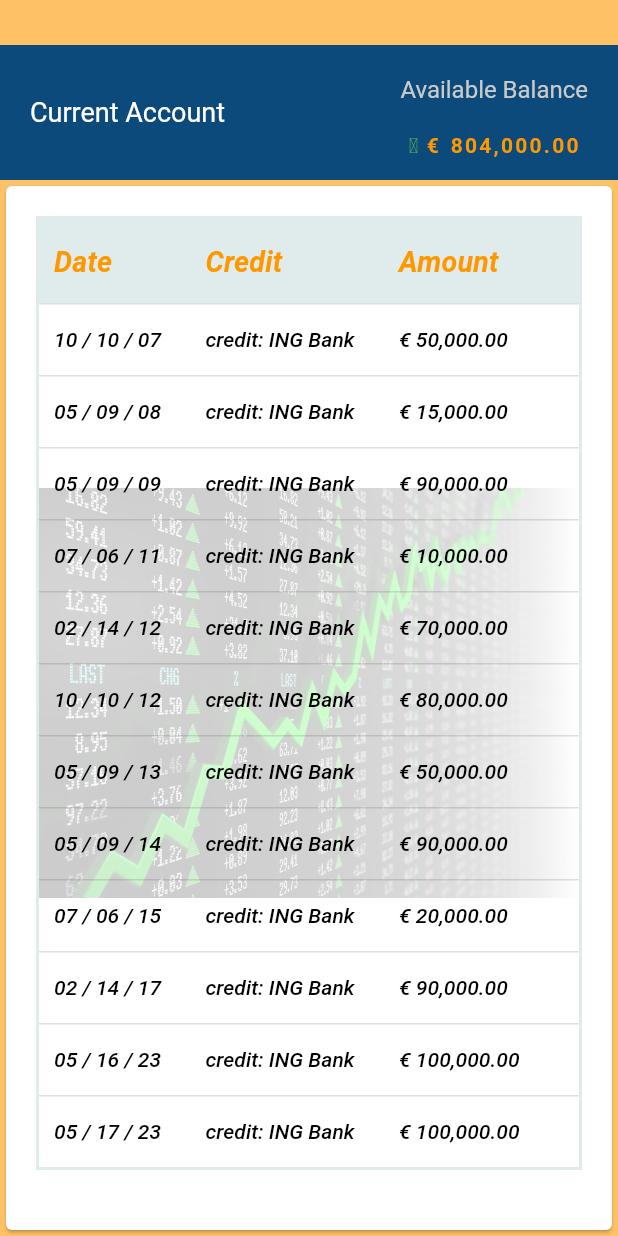
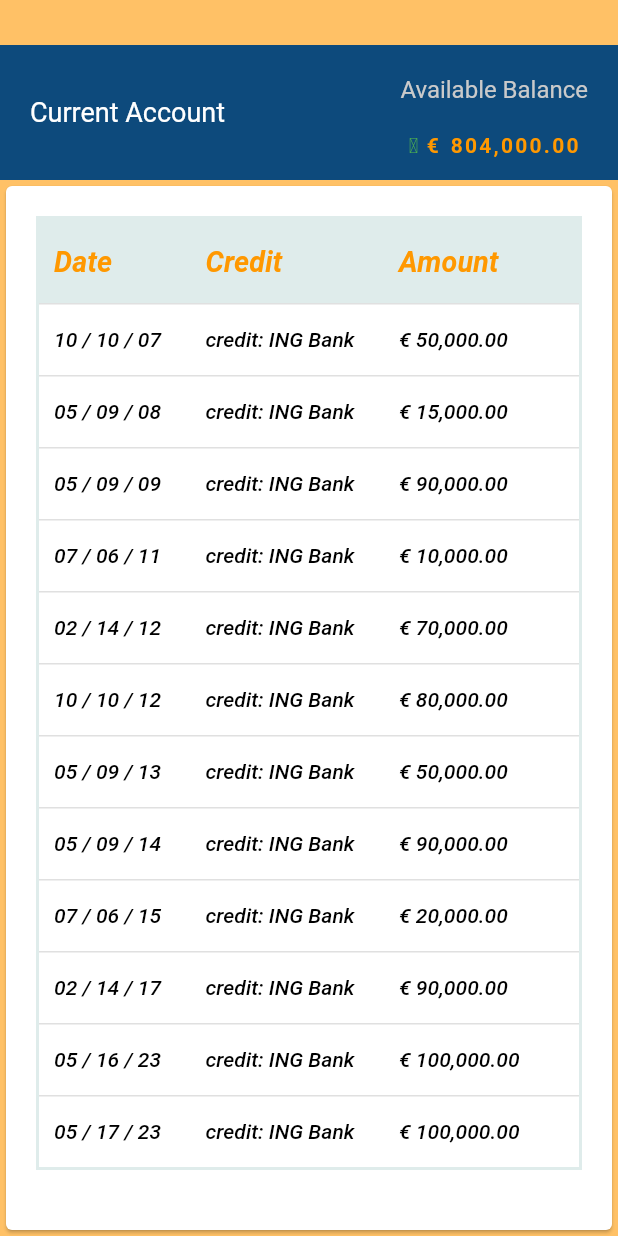
Before and after one commit to snowberry200/Slaski_Bank, a Flutter app: the PersonalAccountView screen opened directly, on a phone screen of 412 x 824 dp. Run offline on Flutter 3.47's test engine with Material 2 defaults, Android fonts, the phone set to English and light mode, and no system bars; our stand-ins replace auto_size_text, cloud_firestore, email_validator, firebase_auth, firebase_core, image_picker; accounts and stored records are empty.

Commit message:
updated with DataTable

```diff
--- a/slaski/lib/presentation/account_view/personal_view.dart
+++ b/slaski/lib/presentation/account_view/personal_view.dart
@@ -105,11 +105,11 @@ class _PersonalAccountViewState extends State<PersonalAccountView>
     final List<String> columns = ['Date', 'Credit', 'Amount'];
     return DataTable(
         decoration: BoxDecoration(
-            image: const DecorationImage(
-                image: AssetImage('images/stock.jpeg'),
-                fit: BoxFit.contain,
-                filterQuality: FilterQuality.high,
-                opacity: .2),
+            // image: const DecorationImage(
+            //     image: AssetImage('images/stock.jpeg'),
+            //     fit: BoxFit.contain,
+            //     filterQuality: FilterQuality.high,
+            //     opacity: .2),
             borderRadius: const BorderRadius.all(Radius.circular(0)),
             border: Border.all(
                 color: const Color.fromARGB(255, 223, 236, 235), width: 2)),
```
Also changed, not shown: 1 other file.
